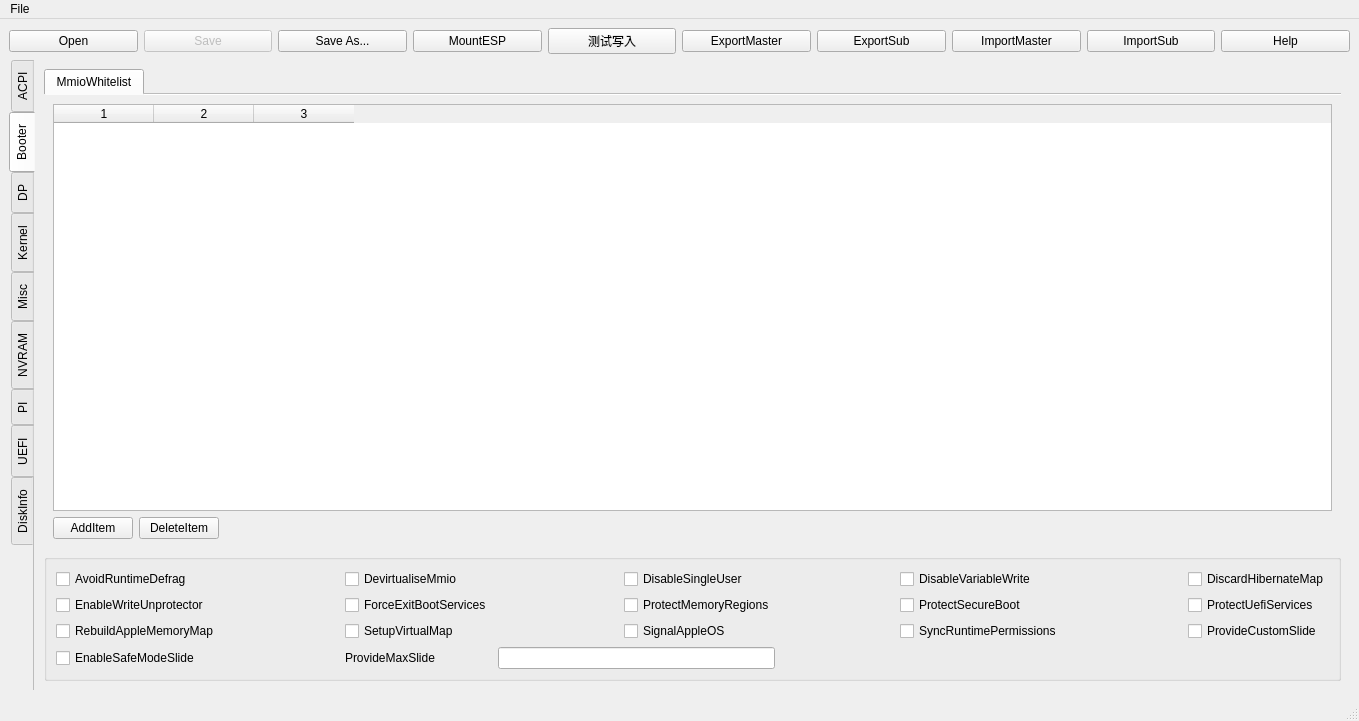
Before: the Qt Designer form mainwindow.ui in ic005k/OCAuxiliaryTools, drawn with Qt 5.
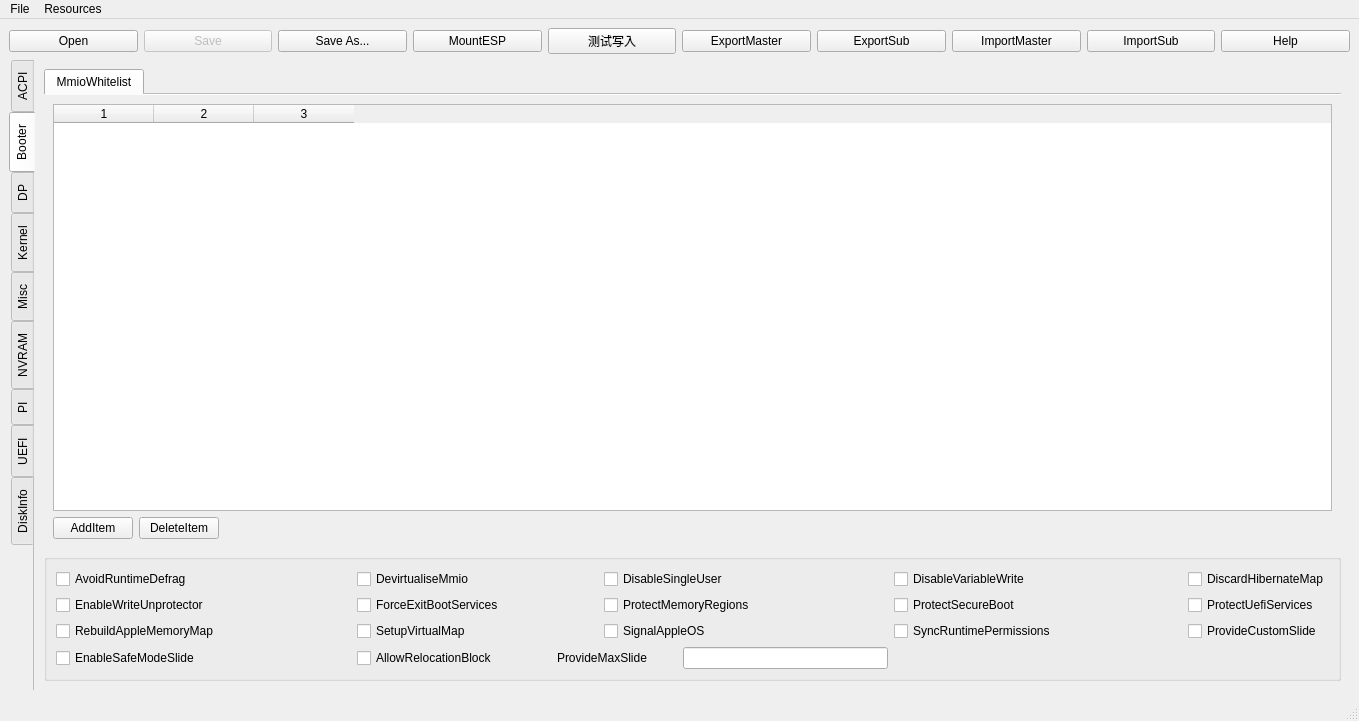
After: the same form once the commit is applied. The open tabs and pages were chosen to show the change. Icons and pictures are not drawn.

What changed in the file:
```diff
--- a/mainwindow.ui
+++ b/mainwindow.ui
@@ -101,7 +101,7 @@
        <enum>QTabWidget::Rounded</enum>
       </property>
       <property name="currentIndex">
-       <number>0</number>
+       <number>1</number>
       </property>
       <property name="iconSize">
        <size>
@@ -462,7 +462,7 @@
              </property>
             </widget>
            </item>
-           <item row="0" column="1">
+           <item row="0" column="2">
             <spacer name="horizontalSpacer_37">
              <property name="orientation">
               <enum>Qt::Horizontal</enum>
@@ -475,7 +475,7 @@
              </property>
             </spacer>
            </item>
-           <item row="0" column="2">
+           <item row="0" column="3">
             <widget class="QCheckBox" name="chkDevirtualiseMmio">
              <property name="toolTip">
               <string>This option reduces stolen memory footprint from the memory map by removing runtime bit for known memory
@@ -495,7 +495,7 @@
              </property>
             </widget>
            </item>
-           <item row="0" column="3">
+           <item row="0" column="4" colspan="2">
             <spacer name="horizontalSpacer_40">
              <property name="orientation">
               <enum>Qt::Horizontal</enum>
@@ -508,7 +508,7 @@
              </property>
             </spacer>
            </item>
-           <item row="0" column="4">
+           <item row="0" column="6" colspan="2">
             <widget class="QCheckBox" name="chkDisableSingleUser">
              <property name="toolTip">
               <string>This is a security option allowing one to restrict single user mode usage by ignoring CMD+S hotkey and -s boot
@@ -523,7 +523,7 @@
              </property>
             </widget>
            </item>
-           <item row="0" column="5">
+           <item row="0" column="8">
             <spacer name="horizontalSpacer_43">
              <property name="orientation">
               <enum>Qt::Horizontal</enum>
@@ -536,7 +536,7 @@
              </property>
             </spacer>
            </item>
-           <item row="0" column="6">
+           <item row="0" column="9">
             <widget class="QCheckBox" name="chkDisableVariableWrite">
              <property name="toolTip">
               <string>This is a security option allowing one to restrict NVRAM access in macOS. This quirk requires OC_FIRMWARE_RUNTIME
@@ -552,7 +552,7 @@
              </property>
             </widget>
            </item>
-           <item row="0" column="7">
+           <item row="0" column="10">
             <spacer name="horizontalSpacer_46">
              <property name="orientation">
               <enum>Qt::Horizontal</enum>
@@ -565,7 +565,7 @@
              </property>
             </spacer>
            </item>
-           <item row="0" column="8">
+           <item row="0" column="11">
             <widget class="QCheckBox" name="chkDiscardHibernateMap">
              <property name="toolTip">
               <string>This option forces XNU kernel to ignore newly supplied memory map and assume that it did not change after
@@ -583,7 +583,7 @@
              </property>
             </widget>
            </item>
-           <item row="1" column="0">
+           <item row="1" column="0" colspan="2">
             <widget class="QCheckBox" name="chkEnableWriteUnprotector">
              <property name="toolTip">
               <string>This option bypasses RˆX permissions in code pages of UEFI runtime services by removing write protection (WP)
@@ -601,7 +601,7 @@
              </property>
             </widget>
            </item>
-           <item row="1" column="1">
+           <item row="1" column="2">
             <spacer name="horizontalSpacer_38">
              <property name="orientation">
               <enum>Qt::Horizontal</enum>
@@ -614,7 +614,7 @@
              </property>
             </spacer>
            </item>
-           <item row="1" column="2">
+           <item row="1" column="3">
             <widget class="QCheckBox" name="chkForceExitBootServices">
              <property name="toolTip">
               <string>Try to ensure that ExitBootServices call succeeds even with outdated MemoryMap key argument by obtaining
@@ -630,7 +630,7 @@
              </property>
             </widget>
            </item>
-           <item row="1" column="3">
+           <item row="1" column="4" colspan="2">
             <spacer name="horizontalSpacer_41">
              <property name="orientation">
               <enum>Qt::Horizontal</enum>
@@ -643,7 +643,7 @@
              </property>
             </spacer>
            </item>
-           <item row="1" column="4">
+           <item row="1" column="6" colspan="2">
             <widget class="QCheckBox" name="chkProtectMemoryRegions">
              <property name="toolTip">
               <string>Some firmwares incorrectly map select memory regions:
@@ -662,7 +662,7 @@
              </property>
             </widget>
            </item>
-           <item row="1" column="5">
+           <item row="1" column="8">
             <spacer name="horizontalSpacer_45">
              <property name="orientation">
               <enum>Qt::Horizontal</enum>
@@ -675,7 +675,7 @@
              </property>
             </spacer>
            </item>
-           <item row="1" column="6">
+           <item row="1" column="9">
             <widget class="QCheckBox" name="chkProtectSecureBoot">
              <property name="toolTip">
               <string>Reports security violation during attempts to write to db, dbx, PK, and KEK variables from the operating system.
@@ -690,7 +690,7 @@
              </property>
             </widget>
            </item>
-           <item row="1" column="7">
+           <item row="1" column="10">
             <spacer name="horizontalSpacer_47">
              <property name="orientation">
               <enum>Qt::Horizontal</enum>
@@ -703,7 +703,7 @@
              </property>
             </spacer>
            </item>
-           <item row="1" column="8">
+           <item row="1" column="11">
             <widget class="QCheckBox" name="chkProtectUefiServices">
              <property name="toolTip">
               <string>Some modern firmwares including both hardware and virtual machines, like VMware, may update pointers to
@@ -721,7 +721,7 @@
              </property>
             </widget>
            </item>
-           <item row="2" column="0">
+           <item row="2" column="0" colspan="2">
             <widget class="QCheckBox" name="chkRebuildAppleMemoryMap">
              <property name="toolTip">
               <string>Apple kernel has several limitations in parsing UEFI memory map:
@@ -748,7 +748,7 @@
              </property>
             </widget>
            </item>
-           <item row="2" column="1">
+           <item row="2" column="2">
             <spacer name="horizontalSpacer_39">
              <property name="orientation">
               <enum>Qt::Horizontal</enum>
@@ -761,7 +761,7 @@
              </property>
             </spacer>
            </item>
-           <item row="2" column="2">
+           <item row="2" column="3">
             <widget class="QCheckBox" name="chkSetupVirtualMap">
              <property name="toolTip">
               <string>Select firmwares access memory by virtual addresses after SetVirtualAddresses call, which results in early boot
@@ -778,7 +778,7 @@
              </property>
             </widget>
            </item>
-           <item row="2" column="3">
+           <item row="2" column="4" colspan="2">
             <spacer name="horizontalSpacer_42">
              <property name="orientation">
               <enum>Qt::Horizontal</enum>
@@ -791,7 +791,7 @@
              </property>
             </spacer>
            </item>
-           <item row="2" column="4">
+           <item row="2" column="6" colspan="2">
             <widget class="QCheckBox" name="chkSignalAppleOS">
              <property name="toolTip">
               <string>This quirk is useful on Mac firmwares, which behave differently in different OS. For example, it is supposed to
@@ -805,7 +805,7 @@
              </property>
             </widget>
            </item>
-           <item row="2" column="5">
+           <item row="2" column="8">
             <spacer name="horizontalSpacer_44">
              <property name="orientation">
               <enum>Qt::Horizontal</enum>
@@ -818,7 +818,7 @@
              </property>
             </spacer>
            </item>
-           <item row="2" column="6">
+           <item row="2" column="9">
             <widget class="QCheckBox" name="chkSyncRuntimePermissions">
              <property name="toolTip">
               <string>Some firmwares either fail to properly handle runtime permissions:
@@ -838,7 +838,7 @@
              </property>
             </widget>
            </item>
-           <item row="2" column="7">
+           <item row="2" column="10">
             <spacer name="horizontalSpacer_48">
              <property name="orientation">
               <enum>Qt::Horizontal</enum>
@@ -851,7 +851,7 @@
              </property>
             </spacer>
            </item>
-           <item row="2" column="8">
+           <item row="2" column="11">
             <widget class="QCheckBox" name="chkProvideCustomSlide">
              <property name="toolTip">
               <string>This option performs memory map analysis of your firmware and checks whether all slides (from 1 to 255) can be
@@ -888,7 +888,44 @@
              </property>
             </widget>
            </item>
-           <item row="3" column="2">
+           <item row="3" column="1" colspan="2">
+            <spacer name="horizontalSpacer_67">
+             <property name="orientation">
+              <enum>Qt::Horizontal</enum>
+             </property>
+             <property name="sizeHint" stdset="0">
+              <size>
+               <width>111</width>
+               <height>13</height>
+              </size>
+             </property>
+            </spacer>
+           </item>
+           <item row="3" column="3" colspan="2">
+            <widget class="QCheckBox" name="chkAllowRelocationBlock">
+             <property name="toolTip">
+              <string>Relocation block is a scratch buffer allocated in lower 4 GB to be used for loading the kernel and related structures
+by EfiBoot on firmwares where lower memory is otherwise occupied by the (assumed to be) non-runtime data.
+Right before kernel startup the relocation block is copied back to lower addresses. Similarly all the other addresses
+pointing to relocation block are also carefully adjusted. Relocation block can be used when:
+• No better slide exists (all the memory is used)
+• slide=0 is forced (by an argument or safe mode)
+• KASLR (slide) is unsupported (this is macOS 10.7 or older)
+This quirk requires ProvideCustomSlide to also be enabled and generally needs AvoidRuntimeDefrag to work
+correctly. Hibernation is not supported when booting with a relocation block (but relocation block is not always
+used when the quirk is enabled).
+Note: While this quirk is required to run older macOS versions on platforms with used lower memory it is not
+compatible with some hardware and macOS 11. In this case you may try to use EnableSafeModeSlide instead.</string>
+             </property>
+             <property name="statusTip">
+              <string>Allows booting macOS through a relocation block.</string>
+             </property>
+             <property name="text">
+              <string>AllowRelocationBlock</string>
+             </property>
+            </widget>
+           </item>
+           <item row="3" column="5" colspan="2">
             <widget class="QLabel" name="label_41">
              <property name="toolTip">
               <string>This option overrides the maximum slide of 255 by a user specified value between 1 and 254 inclusive when
@@ -908,7 +945,7 @@
              </property>
             </widget>
            </item>
-           <item row="3" column="3" colspan="2">
+           <item row="3" column="7" colspan="2">
             <widget class="QLineEdit" name="editProvideMaxSlide"/>
            </item>
           </layout>
@@ -1831,7 +1868,7 @@
            <enum>QTabWidget::Rounded</enum>
           </property>
           <property name="currentIndex">
-           <number>0</number>
+           <number>5</number>
           </property>
           <property name="documentMode">
            <bool>true</bool>
@@ -6332,7 +6369,17 @@
     <addaction name="separator"/>
     <addaction name="actionAbout_2"/>
    </widget>
+   <widget class="QMenu" name="menuResources">
+    <property name="title">
+     <string>Resources</string>
+    </property>
+    <addaction name="actionOpenCore"/>
+    <addaction name="actionOpenCore_Factory"/>
+    <addaction name="actionOpenCore_Forum"/>
+    <addaction name="actionSimplified_Chinese_Manual"/>
+   </widget>
    <addaction name="menuFile"/>
+   <addaction name="menuResources"/>
   </widget>
   <widget class="QStatusBar" name="statusbar"/>
   <action name="actionOpen">
@@ -6370,6 +6417,26 @@
     <string>About</string>
    </property>
   </action>
+  <action name="actionOpenCore_Forum">
+   <property name="text">
+    <string>OpenCore Forum</string>
+   </property>
+  </action>
+  <action name="actionOpenCore_Factory">
+   <property name="text">
+    <string>OpenCore Factory</string>
+   </property>
+  </action>
+  <action name="actionOpenCore">
+   <property name="text">
+    <string>OpenCore</string>
+   </property>
+  </action>
+  <action name="actionSimplified_Chinese_Manual">
+   <property name="text">
+    <string>Simplified Chinese Manual</string>
+   </property>
+  </action>
  </widget>
  <resources>
   <include location="qtocc.qrc"/>
```
